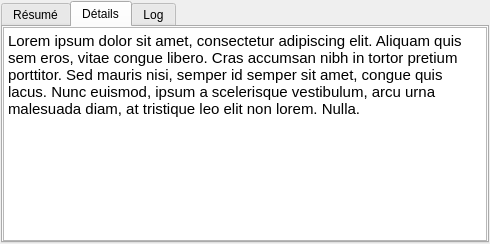
Before: the Qt Designer form src/resumedetailswidget.ui in cinemaouvert/OPP, drawn with Qt 5.
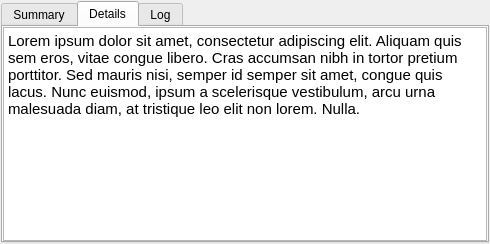
After: the same form once the commit is applied. The open tabs and pages were chosen to show the change.

Commit message: Traduction - Resume

Patch:
```diff
--- a/src/resumedetailswidget.ui
+++ b/src/resumedetailswidget.ui
@@ -24,7 +24,7 @@
      </property>
      <widget class="QWidget" name="Resume">
       <attribute name="title">
-       <string>Résumé</string>
+       <string>Summary</string>
       </attribute>
       <layout class="QVBoxLayout" name="verticalLayout">
        <property name="margin">
@@ -47,7 +47,7 @@
      </widget>
      <widget class="QWidget" name="Detail">
       <attribute name="title">
-       <string>Détails</string>
+       <string>Details</string>
       </attribute>
       <layout class="QVBoxLayout" name="verticalLayout_2">
        <property name="margin">
```
Left out of the diff: 9 changed lines with no effect on the pictures.
